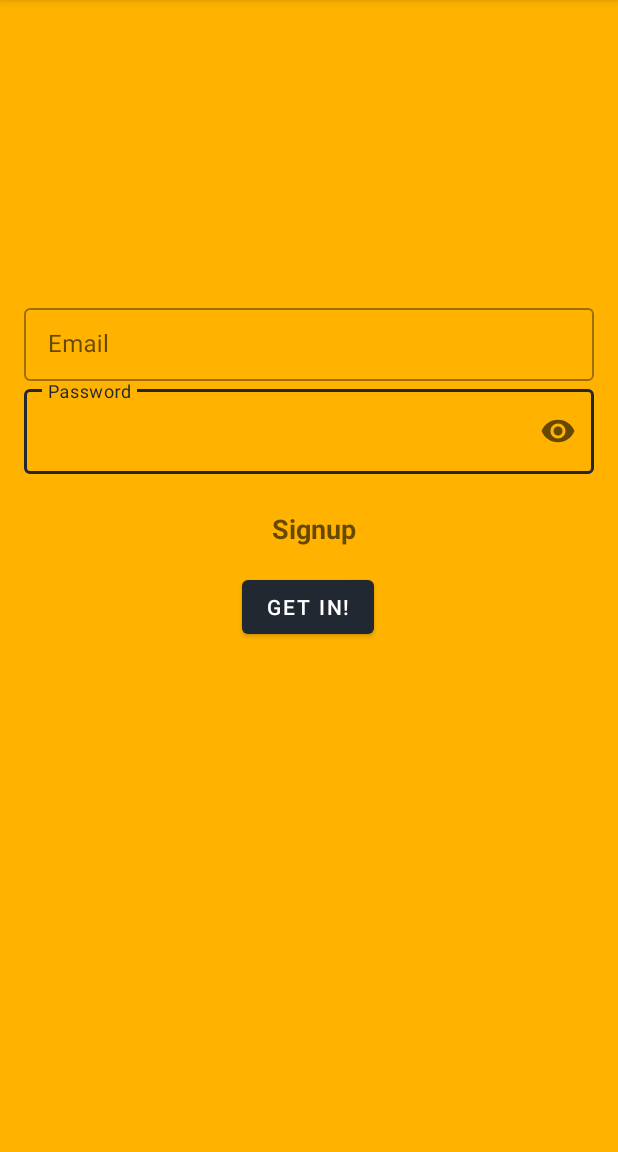
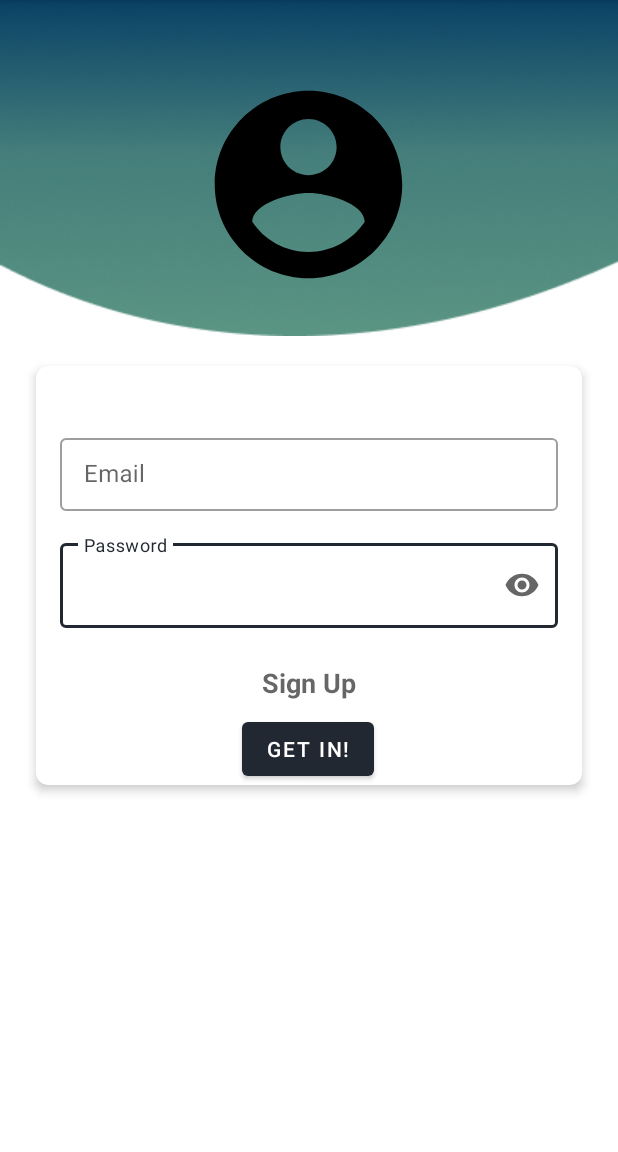
Before and after one commit to narwalabhi/PostApp, an Android app: the screen it shows after launch (SignInActivity), on a phone screen of 412 x 824 dp, the part 84-1236 px from its top. Run offline under Robolectric (Android 15) with nearby library versions, the phone set to English and light mode, and no system bars; our stand-ins replace Firebase (no records; nobody signed in at launch, a user with empty details on screens opened directly).

Commit message:
ui changes

```diff
--- a/app/src/main/java/com/example/myapplication/ProfileSetupActivity.java
+++ b/app/src/main/java/com/example/myapplication/ProfileSetupActivity.java
@@ -1,11 +1,6 @@
 package com.example.myapplication;
 
-import androidx.annotation.NonNull;
-import androidx.annotation.Nullable;
-import androidx.appcompat.app.AppCompatActivity;
-
 import android.app.Activity;
-import android.content.ContentResolver;
 import android.content.Intent;
 import android.database.Cursor;
 import android.net.Uri;
@@ -13,18 +8,19 @@ import android.os.Bundle;
 import android.provider.OpenableColumns;
 import android.util.Log;
 import android.view.View;
-import android.webkit.MimeTypeMap;
 import android.widget.Button;
 import android.widget.EditText;
 import android.widget.ImageView;
 import android.widget.ProgressBar;
 import android.widget.Toast;
 
+import androidx.annotation.NonNull;
+import androidx.annotation.Nullable;
+import androidx.appcompat.app.AppCompatActivity;
+
 import com.google.android.gms.tasks.OnFailureListener;
 import com.google.android.gms.tasks.OnSuccessListener;
 import com.google.firebase.auth.FirebaseAuth;
-import com.google.firebase.database.DatabaseReference;
-import com.google.firebase.database.FirebaseDatabase;
 import com.google.firebase.firestore.FirebaseFirestore;
 import com.google.firebase.storage.FirebaseStorage;
 import com.google.firebase.storage.StorageReference;
@@ -32,7 +28,6 @@ import com.google.firebase.storage.StorageTask;
 import com.google.firebase.storage.UploadTask;
 
 import java.io.FileNotFoundException;
-import java.util.Objects;
 
 public class ProfileSetupActivity extends AppCompatActivity {
     private static final int READ_STORAGE_PERMISSION_REQUEST_CODE = 1;
@@ -83,7 +78,7 @@ public class ProfileSetupActivity extends AppCompatActivity {
 
 
     private void uploadPicture() throws FileNotFoundException {
-        StorageReference mStorageReference = FirebaseStorage.getInstance().getReference("ProfilePictures");
+        StorageReference mStorageReference;
         if (ImageUri != null) {
             Cursor returnCursor = getContentResolver().query(ImageUri, null, null, null, null);
             int nameIndex = 0;
--- /dev/null
+++ b/app/src/main/res/drawable/ic_baseline_account_circle_24.xml
@@ -0,0 +1,10 @@
+<vector xmlns:android="http://schemas.android.com/apk/res/android"
+    android:width="24dp"
+    android:height="24dp"
+    android:viewportWidth="24"
+    android:viewportHeight="24"
+    android:tint="?attr/colorControlNormal">
+  <path
+      android:fillColor="@android:color/white"
+      android:pathData="M12,2C6.48,2 2,6.48 2,12s4.48,10 10,10 10,-4.48 10,-10S17.52,2 12,2zM12,5c1.66,0 3,1.34 3,3s-1.34,3 -3,3 -3,-1.34 -3,-3 1.34,-3 3,-3zM12,19.2c-2.5,0 -4.71,-1.28 -6,-3.22 0.03,-1.99 4,-3.08 6,-3.08 1.99,0 5.97,1.09 6,3.08 -1.29,1.94 -3.5,3.22 -6,3.22z"/>
+</vector>
--- a/app/src/main/res/layout/activity_sign_in.xml
+++ b/app/src/main/res/layout/activity_sign_in.xml
@@ -1,18 +1,49 @@
 <?xml version="1.0" encoding="utf-8"?>
-<androidx.constraintlayout.widget.ConstraintLayout xmlns:android="http://schemas.android.com/apk/res/android"
+<FrameLayout xmlns:android="http://schemas.android.com/apk/res/android"
     xmlns:app="http://schemas.android.com/apk/res-auto"
     xmlns:tools="http://schemas.android.com/tools"
     android:layout_width="match_parent"
     android:layout_height="match_parent"
-    android:background="#FFB300"
     tools:context=".SignInActivity">
 
+
+    <ImageView
+        android:id="@+id/imageView2"
+        android:layout_width="match_parent"
+        android:layout_height="wrap_content"
+        android:scaleType="fitXY"
+        app:layout_constraintEnd_toEndOf="parent"
+        app:layout_constraintStart_toStartOf="parent"
+        app:layout_constraintTop_toTopOf="parent"
+        app:srcCompat="@drawable/background_vector" />
+
+    <ImageView
+        android:layout_width="150dp"
+        android:layout_height="150dp"
+        android:layout_marginTop="48dp"
+        android:layout_gravity="top|center_horizontal"
+        android:src="@drawable/ic_account_circle_black_24dp"/>
+
+    <androidx.cardview.widget.CardView
+        android:layout_width="match_parent"
+        android:layout_height="wrap_content"
+
+        android:layout_gravity="center"
+        android:layout_marginStart="24dp"
+        android:layout_marginEnd="24dp"
+        app:cardCornerRadius="8dp"
+        app:cardElevation="4dp">
+
+        <androidx.constraintlayout.widget.ConstraintLayout
+            android:layout_width="match_parent"
+            android:layout_height="match_parent"
+            android:background="@android:color/transparent">
 
             <com.google.android.material.button.MaterialButton
                 android:id="@+id/btnSignIn"
                 android:layout_width="wrap_content"
                 android:layout_height="wrap_content"
-        android:layout_marginTop="16dp"
+                android:layout_marginTop="8dp"
                 android:text="@string/get_in"
                 app:layout_constraintEnd_toEndOf="@+id/textInputLayout"
                 app:layout_constraintHorizontal_bias="0.498"
@@ -24,6 +55,7 @@
                 style="@style/Widget.MaterialComponents.TextInputLayout.OutlinedBox"
                 android:layout_width="0dp"
                 android:layout_height="wrap_content"
+                android:layout_marginTop="16dp"
                 android:hint="@string/password"
                 app:endIconMode="password_toggle"
                 app:layout_constraintEnd_toEndOf="@+id/textInputLayout2"
@@ -43,11 +75,13 @@
                 android:layout_width="0dp"
                 android:layout_height="wrap_content"
                 android:layout_marginStart="16dp"
-        android:layout_marginTop="200dp"
                 android:layout_marginEnd="16dp"
+                app:layout_constraintBottom_toBottomOf="parent"
                 app:layout_constraintEnd_toEndOf="parent"
+                app:layout_constraintHorizontal_bias="1.0"
                 app:layout_constraintStart_toStartOf="parent"
-        app:layout_constraintTop_toTopOf="parent">
+                app:layout_constraintTop_toTopOf="parent"
+                app:layout_constraintVertical_bias="0.19">
 
                 <com.google.android.material.textfield.TextInputEditText
                     android:id="@+id/etEmailSignIn"
@@ -61,12 +95,15 @@
                 android:layout_width="wrap_content"
                 android:layout_height="wrap_content"
                 android:layout_marginTop="24dp"
-        android:text="Signup"
+                android:text="Sign Up"
                 android:textAppearance="@style/TextAppearance.AppCompat.Medium"
                 android:textStyle="bold"
                 app:layout_constraintEnd_toEndOf="@+id/textInputLayout"
-        app:layout_constraintHorizontal_bias="0.534"
-        app:layout_constraintStart_toStartOf="parent"
+                app:layout_constraintHorizontal_bias="0.5"
+                app:layout_constraintStart_toStartOf="@+id/textInputLayout"
                 app:layout_constraintTop_toBottomOf="@+id/textInputLayout" />
 
+
         </androidx.constraintlayout.widget.ConstraintLayout>
+    </androidx.cardview.widget.CardView>
+</FrameLayout>
--- a/build.gradle
+++ b/build.gradle
@@ -10,7 +10,7 @@ buildscript {
 
     }
     dependencies {
-        classpath 'com.android.tools.build:gradle:3.6.3'
+        classpath 'com.android.tools.build:gradle:4.0.1'
         classpath 'com.google.gms:google-services:4.3.3'
         classpath 'io.fabric.tools:gradle:1.31.0'
         // NOTE: Do not place your application dependencies here; they belong
```
Also changed, not shown: app/src/main/res/drawable-v24/background_vector.png (added), gradle/wrapper/gradle-wrapper.properties. Lines whose indentation alone changed are shown as unchanged.
